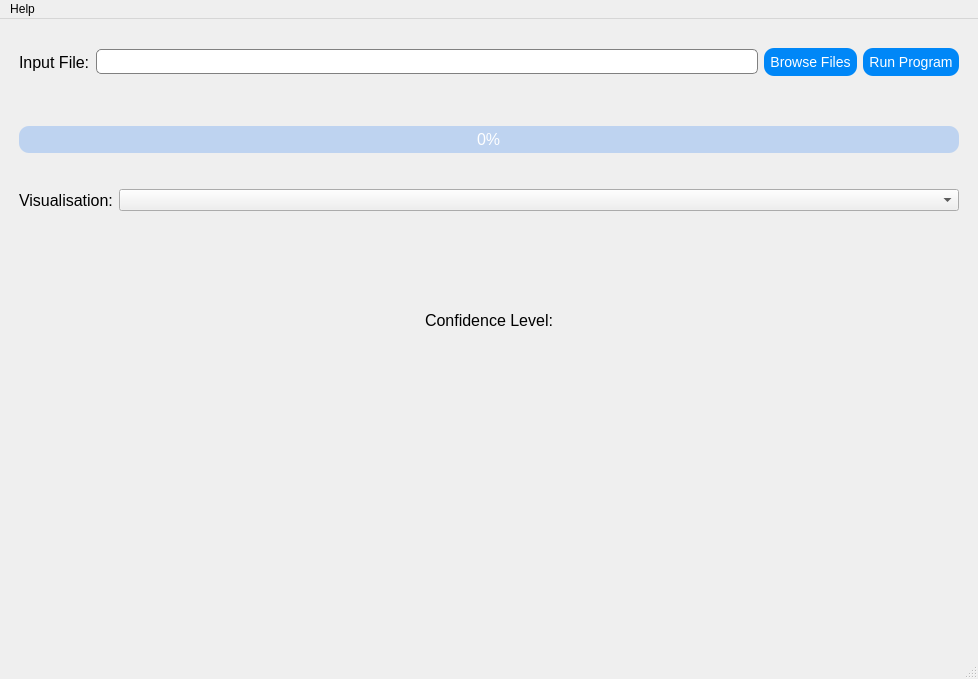
Qt form UI Code/AutismClassifier.ui (RX-Larry/FIT3161_MA_6) before a commit.
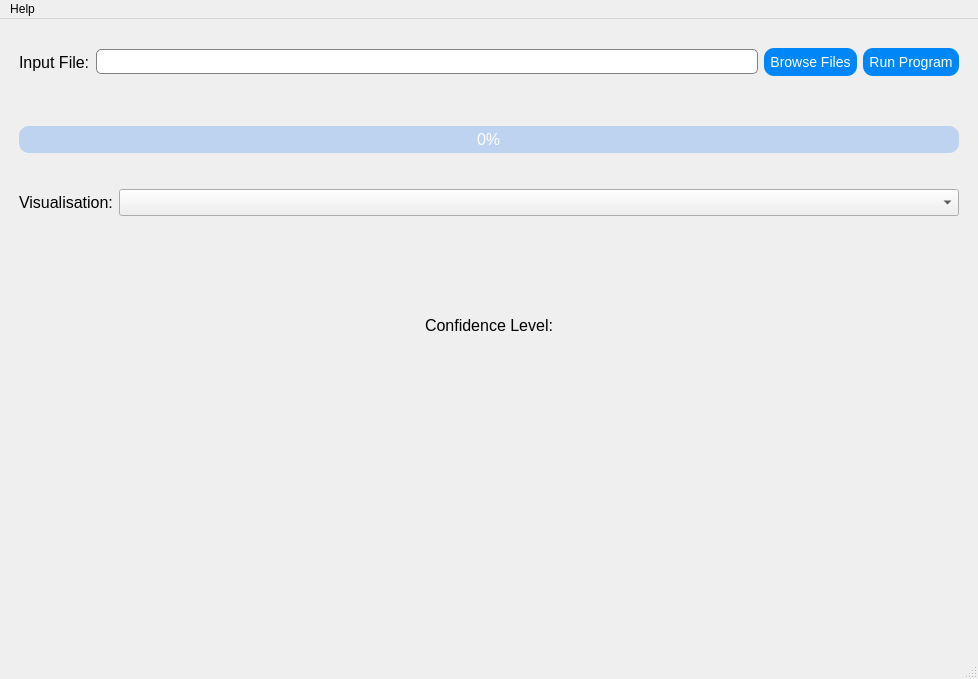
The same form after that commit.

Commit message: Made changes to the ML code according to the recent changes made to the GCN code, added comments and made some cosmetic changes to the UI.

Patch:
```diff
--- a/UI Code/AutismClassifier.ui
+++ b/UI Code/AutismClassifier.ui
@@ -303,6 +303,11 @@
       </item>
       <item>
        <widget class="QComboBox" name="visComboBox">
+        <property name="font">
+         <font>
+          <pointsize>12</pointsize>
+         </font>
+        </property>
         <property name="editable">
          <bool>false</bool>
         </property>
```
The commit also changes 1 other file.
